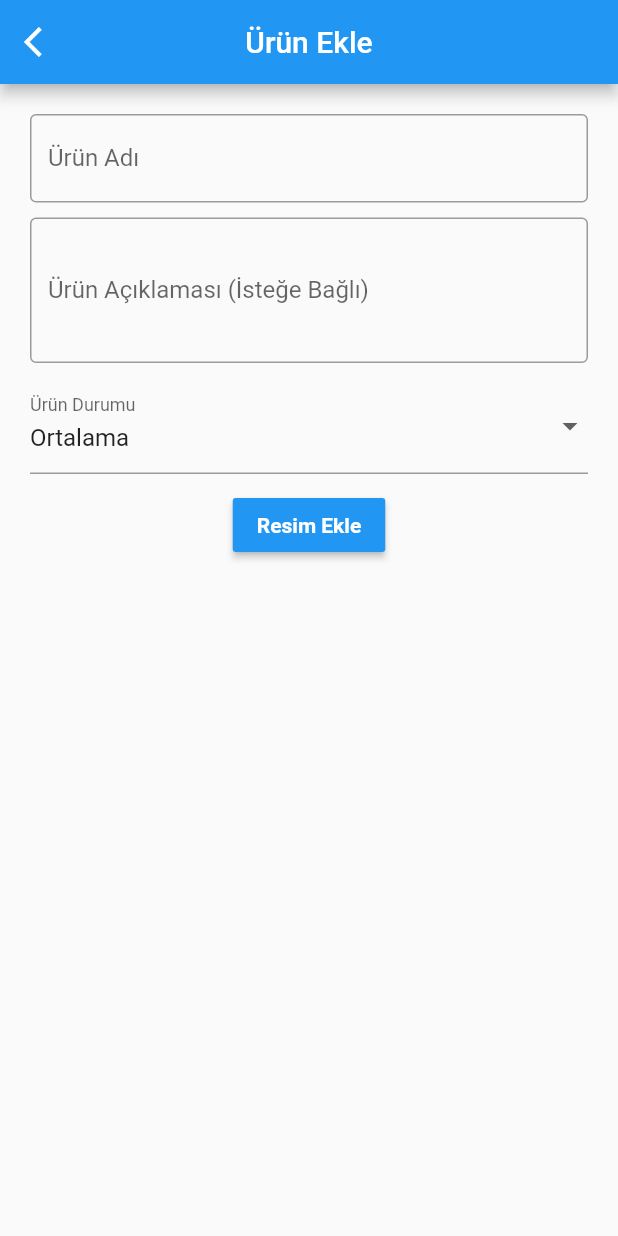
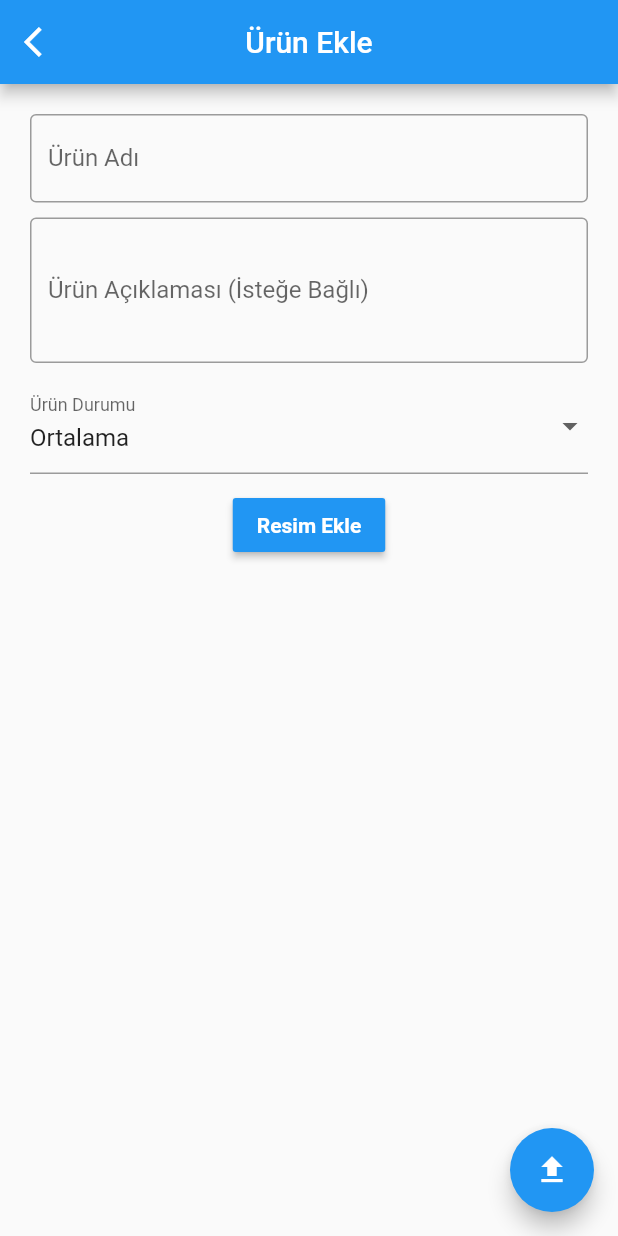
Before and after one commit to hiysty/SToys, a Flutter app: the CreateProduct screen opened directly, on a phone screen of 412 x 824 dp. Run offline on Flutter 3.47's test engine with Material 2 defaults, Android fonts, the phone set to English and light mode, and no system bars; our stand-ins replace email_validator, firebase_auth, firebase_core, google_nav_bar, image_picker; accounts and stored records are empty; network calls fail.

Commit message:
confirm button added

```diff
--- a/swap_toys/lib/product.dart
+++ b/swap_toys/lib/product.dart
@@ -73,8 +73,8 @@ class _CreateProductState extends State<CreateProduct> {
                       dropdownValue = value!;
                     });
                   },
-                    items: statusList
-                        .map<DropdownMenuItem<String>>((String value) {
+                  items:
+                      statusList.map<DropdownMenuItem<String>>((String value) {
                     return DropdownMenuItem<String>(
                       value: value,
                       child: Text(value),
@@ -88,7 +88,12 @@ class _CreateProductState extends State<CreateProduct> {
                           color: Colors.white, fontWeight: FontWeight.bold)),
                   onPressed: () {})
             ],
-            )));
+          )),
+      floatingActionButton: FloatingActionButton(
+          backgroundColor: Colors.blue,
+          child: const Icon(Icons.upload),
+          onPressed: () {}),
+    );
   }
 }
 
```
Lines whose indentation alone changed are shown as unchanged.
